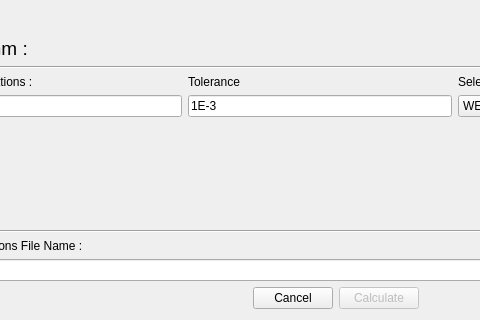
Qt form PhzQtUI/auxdir/PhzQtUI/DialogPhotometricCorrectionComputation.ui (astrorama/Phosphoros) before a commit; both pictures show x 94 to 574 and y 465 to 785 of the 710 by 785 pixel window.
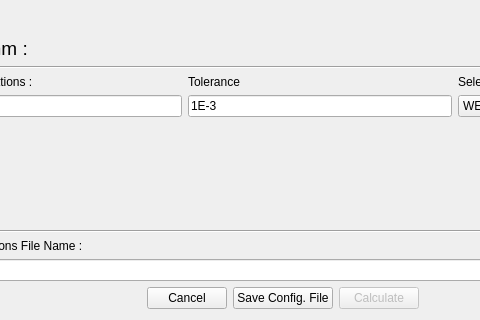
The same form after that commit.

Commit message: Add config export for CPC

The edit to the form file:
```diff
--- a/PhzQtUI/auxdir/PhzQtUI/DialogPhotometricCorrectionComputation.ui
+++ b/PhzQtUI/auxdir/PhzQtUI/DialogPhotometricCorrectionComputation.ui
@@ -481,6 +481,13 @@
        </property>
       </widget>
      </item>
+     <item>
+      <widget class="QPushButton" name="btn_conf">
+       <property name="text">
+        <string>Save Config. File</string>
+       </property>
+      </widget>
+     </item>
      <item>
       <widget class="QPushButton" name="bt_Run">
        <property name="enabled">
```
The commit also changes 2 other files.
